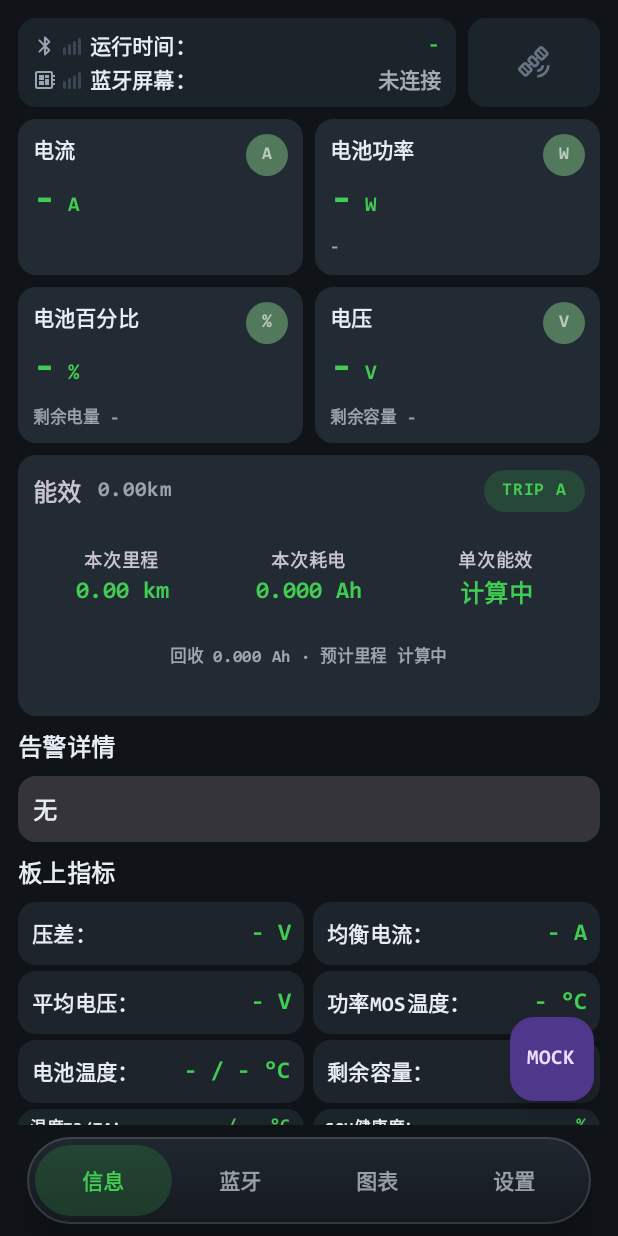
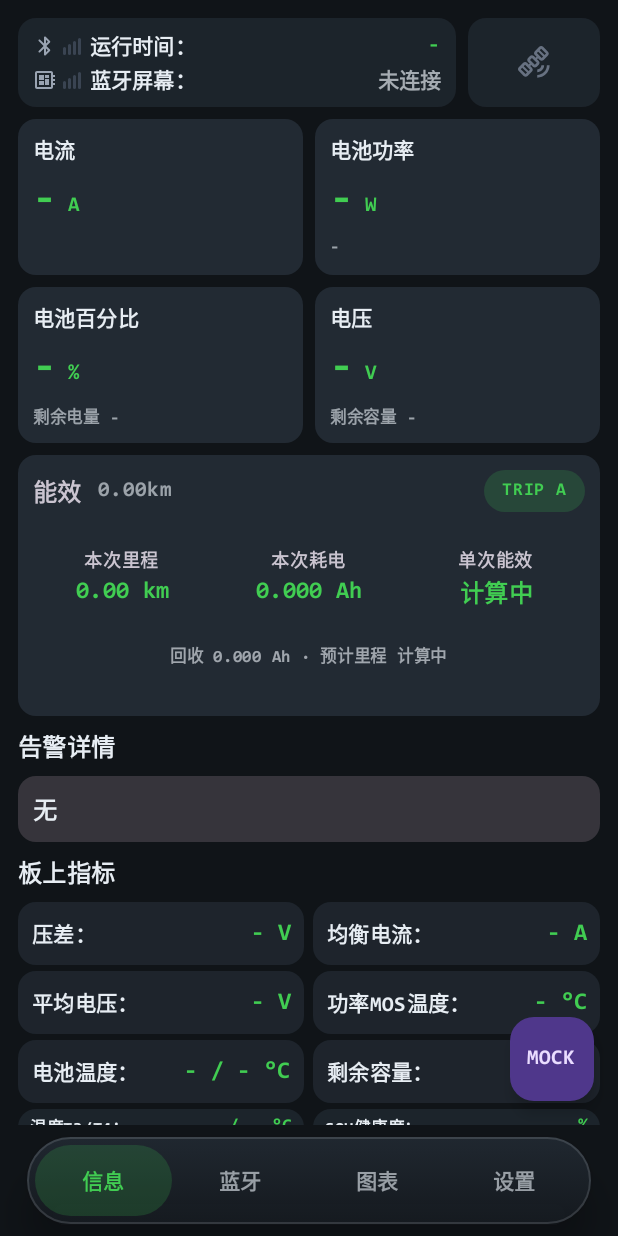
Before and after one commit to mazemingw/JKBMS-Android, an Android app built with Jetpack Compose: the screen it shows after launch (MainActivity), on a phone screen of 412 x 824 dp. Run offline under Robolectric (Android 15) with nearby library versions, the phone set to English and light mode, and no system bars.

Commit message:
fix: place units beside values throughout the dashboard and gauges
Remove the upper-right unit badges and fit long readings and gauge subtitles on one line. Check card and gauge layouts separately, and prepare version 1.3.1.

```diff
--- a/app/build.gradle.kts
+++ b/app/build.gradle.kts
@@ -14,8 +14,8 @@ android {
         applicationId = "com.yiming.jkbms"
         minSdk = 27
         targetSdk = 36
-        versionCode = 18
-        versionName = "1.3.0"
+        versionCode = 19
+        versionName = "1.3.1"
 
         testInstrumentationRunner = "androidx.test.runner.AndroidJUnitRunner"
     }
--- a/app/src/main/java/com/yiming/jkbms/ui/screens/InfoScreen.kt
+++ b/app/src/main/java/com/yiming/jkbms/ui/screens/InfoScreen.kt
@@ -152,10 +152,7 @@ fun InfoPage(
         val powerHint = buildPowerHint(metrics)
         val energyHint = buildRemainingEnergyHint(metrics)
         val capacityHint = buildRemainingCapacityHint(metrics)
-        val powerIconContainerColor = Color(0xFF81C784).copy(alpha = if (isDark) 0.50f else 0.42f)
         val topCardValueColor = metricGreen
-        val topCardIconContainerColor = Color(0xFF81C784).copy(alpha = if (isDark) 0.50f else 0.42f)
-        val topCardBadgeColor = if (isDark) Color.White.copy(alpha = 0.60f) else colorScheme.onSurface.copy(alpha = 0.55f)
         val topItems = buildTopMetricItems(
             metrics = metrics,
             powerHint = powerHint,
@@ -164,9 +161,6 @@ fun InfoPage(
             topCardValueColor = topCardValueColor,
             topCardTitleColor = topCardTitleColor,
             topCardSubtitleColor = topCardSubtitleColor,
-            topCardIconContainerColor = topCardIconContainerColor,
-            powerIconContainerColor = powerIconContainerColor,
-            topCardBadgeColor = topCardBadgeColor,
             gaugeCurrentMax = gaugeCurrentMax,
             gaugePowerMax = gaugePowerMax,
             gaugeVoltageMax = gaugeVoltageMax
@@ -352,7 +346,7 @@ private fun BigMetricCard(
                 Text(item.title, style = MaterialTheme.typography.titleSmall, fontWeight = FontWeight.SemiBold, color = resolvedTitleColor)
                 MetricValueText(
                     value = item.value,
-                    unit = item.badgeText,
+                    unit = item.unit,
                     style = MaterialTheme.typography.headlineMedium,
                     color = item.valueColor
                 )
@@ -365,20 +359,6 @@ private fun BigMetricCard(
                 }
             }
 
-            Box(
-                modifier = Modifier
-                    .align(Alignment.TopEnd)
-                    .padding(10.dp)
-                    .size(28.dp)
-                    .background(item.iconContainerColor, CircleShape),
-                contentAlignment = Alignment.Center
-            ) {
-                Text(
-                    text = item.badgeText,
-                    color = item.badgeColor,
-                    style = MaterialTheme.typography.labelMedium
-                )
-            }
         }
     }
 }
@@ -559,10 +539,9 @@ private fun EnergyStatsPanel(
 private fun EnergyStat(label: String, value: String, modifier: Modifier, color: Color) {
     Column(modifier = modifier, horizontalAlignment = Alignment.CenterHorizontally) {
         Text(label, style = MaterialTheme.typography.labelMedium)
-        Text(
-            value,
+        FittedValueText(
+            AnnotatedString(value),
             style = MaterialTheme.typography.titleMedium,
-            fontWeight = FontWeight.Bold,
             color = color,
             textAlign = TextAlign.Center
         )
@@ -593,9 +572,7 @@ private data class TopMetricItem(
     val valueColor: Color = Color(0xFF448AFF),
     val titleColor: Color? = null,
     val subtitleColor: Color = Color(0xFF448AFF),
-    val iconContainerColor: Color = Color(0xFF448AFF),
-    val badgeColor: Color = Color.White,
-    val badgeText: String = "",
+    val unit: String = "",
     val gaugeValue: Float = 0f,
     val gaugeMin: Float = 0f,
     val gaugeMax: Float = 100f,
@@ -613,9 +590,6 @@ private fun buildTopMetricItems(
     topCardValueColor: Color,
     topCardTitleColor: Color,
     topCardSubtitleColor: Color,
-    topCardIconContainerColor: Color,
-    powerIconContainerColor: Color,
-    topCardBadgeColor: Color,
     gaugeCurrentMax: Float,
     gaugePowerMax: Float,
     gaugeVoltageMax: Float
@@ -644,9 +618,7 @@ private fun buildTopMetricItems(
             valueColor = topCardValueColor,
             titleColor = topCardTitleColor,
             subtitleColor = topCardSubtitleColor,
-            iconContainerColor = topCardIconContainerColor,
-            badgeColor = topCardBadgeColor,
-            badgeText = "A",
+            unit = "A",
             gaugeValue = currentValue ?: 0f,
             gaugeMin = -currentMax,
             gaugeMax = currentMax,
@@ -661,9 +633,7 @@ private fun buildTopMetricItems(
             valueColor = topCardValueColor,
             titleColor = topCardTitleColor,
             subtitleColor = topCardSubtitleColor,
-            iconContainerColor = powerIconContainerColor,
-            badgeColor = topCardBadgeColor,
-            badgeText = "W",
+            unit = "W",
             gaugeValue = powerValue ?: 0f,
             gaugeMin = -powerMax,
             gaugeMax = powerMax,
@@ -678,9 +648,7 @@ private fun buildTopMetricItems(
             valueColor = topCardValueColor,
             titleColor = topCardTitleColor,
             subtitleColor = topCardSubtitleColor,
-            iconContainerColor = topCardIconContainerColor,
-            badgeColor = topCardBadgeColor,
-            badgeText = "%",
+            unit = "%",
             gaugeValue = socValue ?: 0f,
             gaugeMin = 0f,
             gaugeMax = 100f,
@@ -696,9 +664,7 @@ private fun buildTopMetricItems(
             valueColor = topCardValueColor,
             titleColor = topCardTitleColor,
             subtitleColor = topCardSubtitleColor,
-            iconContainerColor = topCardIconContainerColor,
-            badgeColor = topCardBadgeColor,
-            badgeText = "V",
+            unit = "V",
             gaugeValue = voltageValue ?: 0f,
             gaugeMin = voltageMin,
             gaugeMax = voltageMax,
@@ -1000,26 +966,6 @@ private fun GaugeMetricCard(
                 color = item.titleColor ?: MaterialTheme.colorScheme.onSurface,
                 modifier = Modifier.align(Alignment.TopStart)
             )
-            Box(
-                modifier = Modifier
-                    .align(Alignment.TopEnd)
-                    .size(28.dp)
-                    .background(
-                        when {
-                            item.gaugeOverflow -> Color(0xFFFF3B30).copy(alpha = 0.85f)
-                            item.isDischargeState -> Color(0xFFEF6C00).copy(alpha = 0.78f)
-                            else -> item.iconContainerColor
-                        },
-                        CircleShape
-                    ),
-                contentAlignment = Alignment.Center
-            ) {
-                Text(
-                    text = item.badgeText,
-                    color = item.badgeColor,
-                    style = MaterialTheme.typography.labelMedium
-                )
-            }
             Column(
                 modifier = Modifier
                     .align(Alignment.BottomCenter)
@@ -1028,7 +974,7 @@ private fun GaugeMetricCard(
             ) {
                 MetricValueText(
                     value = item.value,
-                    unit = item.badgeText,
+                    unit = item.unit,
                     style = MaterialTheme.typography.headlineMedium,
                     color = gaugeValueColor,
                     textAlign = TextAlign.Center
@@ -1081,7 +1027,7 @@ private fun SmallTopMetricCard(
             Box(
                 modifier = Modifier
                     .fillMaxSize()
-                    .padding(horizontal = 8.dp, vertical = 6.dp)
+                    .padding(horizontal = 8.dp, vertical = 4.dp)
             ) {
                 Column(
                     modifier = Modifier.fillMaxSize(),
@@ -1089,32 +1035,19 @@ private fun SmallTopMetricCard(
                 ) {
                 Text(
                     item.title,
-                    style = MaterialTheme.typography.labelMedium,
+                    style = MaterialTheme.typography.labelSmall,
                     color = item.titleColor ?: MaterialTheme.colorScheme.onSurface
                 )
                     MetricValueText(
                         value = item.value,
-                        unit = item.badgeText,
+                        unit = item.unit,
                         style = MaterialTheme.typography.titleLarge,
                         color = item.valueColor
                     )
-                    Text(
-                        item.subtitle?.ifBlank { " " } ?: " ",
+                    FittedValueText(
+                        AnnotatedString(item.subtitle?.ifBlank { " " } ?: " "),
                         style = MaterialTheme.typography.labelSmall,
                         color = item.subtitleColor
-                    )
-                }
-                Box(
-                    modifier = Modifier
-                        .align(Alignment.TopEnd)
-                        .size(22.dp)
-                        .background(item.iconContainerColor, CircleShape),
-                    contentAlignment = Alignment.Center
-                ) {
-                    Text(
-                        text = item.badgeText,
-                        color = item.badgeColor,
-                        style = MaterialTheme.typography.labelSmall
                     )
                 }
             }
@@ -1147,10 +1080,9 @@ private fun HighlightMetricCard(
                 style = MaterialTheme.typography.bodyMedium,
                 fontWeight = FontWeight.SemiBold
             )
-            Text(
-                value,
+            FittedValueText(
+                AnnotatedString(value),
                 style = MaterialTheme.typography.titleMedium,
-                fontWeight = FontWeight.Bold,
                 color = valueColor ?: Color(0xFF41CD52),
                 textAlign = TextAlign.End,
                 modifier = Modifier.weight(1f)
@@ -1177,10 +1109,12 @@ private fun CompactMetricCard(
             horizontalArrangement = Arrangement.SpaceBetween
         ) {
             Text("$title：", style = MaterialTheme.typography.labelSmall)
-            Text(
-                value,
+            FittedValueText(
+                AnnotatedString(value),
                 style = MaterialTheme.typography.bodySmall,
-                color = valueColor ?: Color(0xFF41CD52)
+                color = valueColor ?: Color(0xFF41CD52),
+                modifier = Modifier.weight(1f),
+                textAlign = TextAlign.End
             )
         }
     }
@@ -1204,7 +1138,7 @@ private fun CellMetricCard(
             verticalArrangement = Arrangement.spacedBy(2.dp)
         ) {
             Text(title, style = MaterialTheme.typography.labelSmall)
-            Text(value, style = MaterialTheme.typography.bodySmall, color = valueColor)
+            FittedValueText(AnnotatedString(value), style = MaterialTheme.typography.bodySmall, color = valueColor)
         }
     }
 }
@@ -1503,16 +1437,45 @@ private fun MetricValueText(
     textAlign: TextAlign = TextAlign.Start
 ) {
     val text = remember(value, unit) { buildBigMetricValueText("$value\u00A0$unit") }
+    FittedValueText(text, style, color, textAlign = textAlign)
+}
+
+@Composable
+private fun FittedValueText(
+    text: AnnotatedString,
+    style: TextStyle,
+    color: Color,
+    modifier: Modifier = Modifier,
+    textAlign: TextAlign = TextAlign.Start
+) {
     val measurer = rememberTextMeasurer()
     var availablePx by remember { mutableStateOf(0) }
     val boldStyle = style.copy(fontWeight = FontWeight.Bold)
-    val measuredPx = measurer.measure(text, boldStyle, softWrap = false).size.width.coerceAtLeast(1)
-    val scale = if (availablePx > 0) (availablePx.toFloat() / measuredPx).coerceIn(0.1f, 1f) else 1f
-    Box(Modifier.fillMaxWidth().onSizeChanged { availablePx = it.width }) {
+    val fittedStyle = remember(text, boldStyle, availablePx, measurer) {
+        val targetPx = (availablePx - 2).coerceAtLeast(1)
+        if (availablePx <= 0 || measurer.measure(text, boldStyle, softWrap = false).size.width <= targetPx) {
+            boldStyle
+        } else {
+            // Remeasure at the actual font size: font hinting and rounding are not linear.
+            var low = 0.1f
+            var high = 1f
+            repeat(10) {
+                val candidate = (low + high) / 2f
+                val candidateStyle = boldStyle.copy(fontSize = boldStyle.fontSize * candidate)
+                if (measurer.measure(text, candidateStyle, softWrap = false).size.width <= targetPx) {
+                    low = candidate
+                } else {
+                    high = candidate
+                }
+            }
+            boldStyle.copy(fontSize = boldStyle.fontSize * low)
+        }
+    }
+    Box(modifier.fillMaxWidth().onSizeChanged { availablePx = it.width }) {
         Text(
             text = text,
             modifier = Modifier.fillMaxWidth(),
-            style = boldStyle.copy(fontSize = boldStyle.fontSize * scale),
+            style = fittedStyle,
             color = color,
             maxLines = 1,
             softWrap = false,
```
Also changed, not shown: 5 other files.
